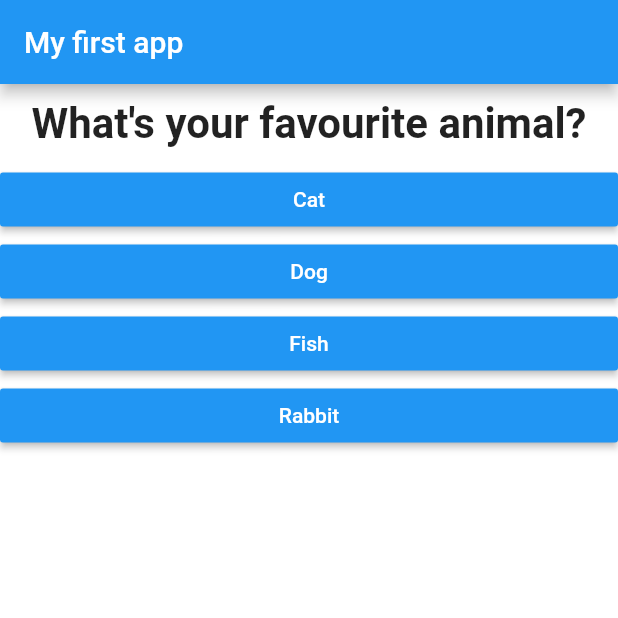
After one commit to Peltrettir/flutter_projects, a Flutter app: the screen it shows after launch, after a tap on "Red", on a phone screen of 412 x 824 dp, the top half of it. The commit adds this screen. Run offline on Flutter 3.47's test engine with Material 2 defaults, Android fonts, the phone set to English and light mode, and no system bars.

Commit message:
Quiz app finished

```diff
--- a/lib/answer.dart
+++ b/lib/answer.dart
@@ -1,11 +1,10 @@
 import 'package:flutter/material.dart';
-import 'package:flutter/rendering.dart';
 
 class Answer extends StatelessWidget {
-  final Function selectHandler;
+  final Function answerCallback;
   final String answerText;
 
-  Answer(this.selectHandler, this.answerText);
+  Answer({this.answerCallback, this.answerText});
 
   @override
   Widget build(BuildContext context) {
@@ -15,7 +14,7 @@ class Answer extends StatelessWidget {
         color: Colors.blue,
         textColor: Colors.white,
         child: Text(answerText),
-        onPressed: selectHandler,
+        onPressed: answerCallback,
       ),
     );
   }
--- a/lib/main.dart
+++ b/lib/main.dart
@@ -1,7 +1,7 @@
 import 'package:flutter/material.dart';
 
-import './question.dart';
-import './answer.dart';
+import './quiz.dart';
+import './result.dart';
 
 void main() {
   runApp(MyApp());
@@ -16,19 +16,35 @@ class MyApp extends StatefulWidget {
 
 class _MyAppState extends State<MyApp> {
   var _questionIndex = 0;
+  var _totalScore = 0;
 
   static const _questions = const [
     const {
       'questionText': 'What\'s your favourite color?',
-      'answers': ['Red', 'Green', 'Orange', 'Black']
+      'answers': [
+        {'text': 'Red', 'score': 10},
+        {'text': 'Green', 'score': 8},
+        {'text': 'Orange', 'score': 6},
+        {'text': 'Black', 'score': 4}
+      ]
     },
     const {
       'questionText': 'What\'s your favourite animal?',
-      'answers': ['Cat', 'Dog', 'fish', 'Rabbit']
+      'answers': [
+        {'text': 'Cat', 'score': 10},
+        {'text': 'Dog', 'score': 8},
+        {'text': 'Fish', 'score': 6},
+        {'text': 'Rabbit', 'score': 4}
+      ]
     },
     const {
       'questionText': 'Who\'s your favourite instructor?',
-      'answers': ['Jhon', 'Jenny', 'James', 'Jolene']
+      'answers': [
+        {'text': 'John', 'score': 10},
+        {'text': 'Jane', 'score': 8},
+        {'text': 'Jack', 'score': 6},
+        {'text': 'Jolene', 'score': 4}
+      ]
     },
   ];
 
@@ -39,22 +55,25 @@ class _MyAppState extends State<MyApp> {
       appBar: AppBar(title: Text('My first app')),
       backgroundColor: Colors.white,
       body: _questionIndex < _questions.length
-          ? Column(children: <Widget>[
-              Question(
-                  questionText: _questions[_questionIndex]['questionText']),
-              ...(_questions[_questionIndex]['answers'] as List<String>)
-                  .map((answerText) => Answer(answerQuestion, answerText)),
-            ])
-          : Column(
-              children: <Widget>[
-                Question(questionText: 'You did it!'),
-                Answer(() => setState(() => _questionIndex = 0), 'Try Again')
-              ],
-            ),
+          ? Quiz(
+              questions: _questions,
+              questionIndex: _questionIndex,
+              answerCallback: answerQuestion)
+          : Result(resetIndex, _totalScore),
     ));
   }
 
-  void answerQuestion() {
-    setState(() => _questionIndex++);
+  void answerQuestion(int score) {
+    _totalScore += score;
+    setState(() {
+      _questionIndex++;
+    });
+  }
+
+  void resetIndex() {
+    setState(() {
+      _questionIndex = 0;
+      _totalScore = 0;
+    });
   }
 }
--- /dev/null
+++ b/lib/quiz.dart
@@ -0,0 +1,26 @@
+import 'package:flutter/material.dart';
+
+import './question.dart';
+import './answer.dart';
+
+class Quiz extends StatelessWidget {
+  final List<Map<String, Object>> questions;
+  final int questionIndex;
+  final Function answerCallback;
+
+  Quiz(
+      {@required this.questions,
+      @required this.questionIndex,
+      @required this.answerCallback});
+
+  @override
+  Widget build(BuildContext context) {
+    return Column(children: <Widget>[
+      Question(questionText: questions[questionIndex]['questionText']),
+      ...(questions[questionIndex]['answers'] as List<Map<String, Object>>).map(
+          (answer) => Answer(
+              answerCallback: () => answerCallback(answer['score']),
+              answerText: answer['text'])),
+    ]);
+  }
+}
```
Also changed, not shown: lib/result.dart (added, +35 -0 lines).
